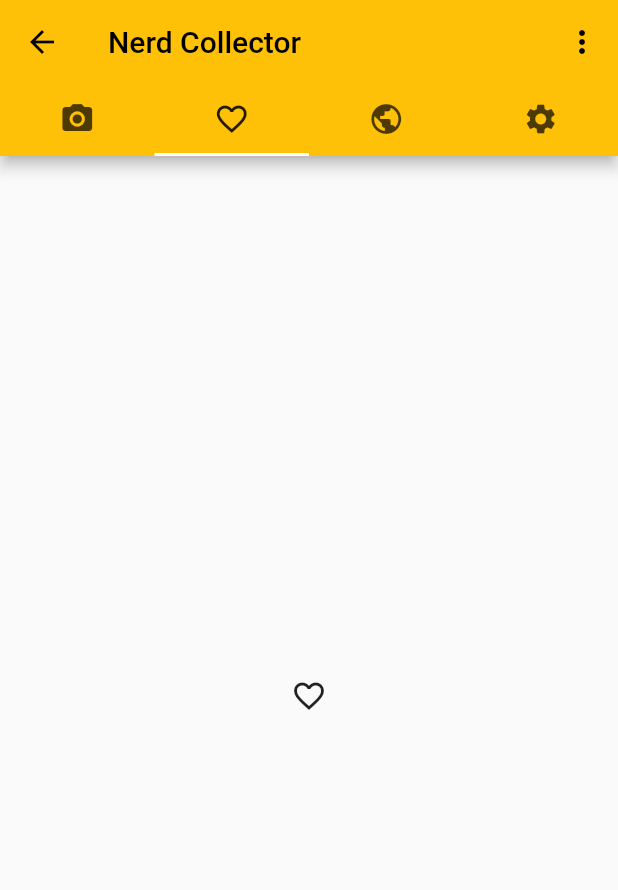
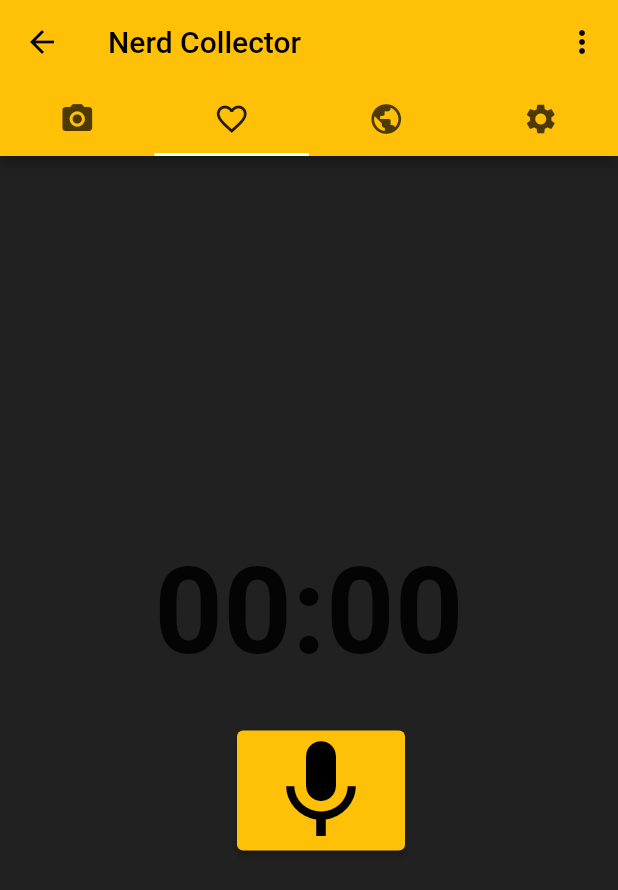
Before and after one commit to moon-home/nerd-collector, a Flutter app: the HomeView screen opened by its route, tab 2 chosen, on a phone screen of 412 x 824 dp. Shown: the top 890 px of the screen. Run offline on Flutter 3.47's test engine with Material 2 defaults, Android fonts, the phone set to English and light mode, and no system bars; our stand-ins replace firebase_auth, firebase_core, image_picker, permission_handler; missing offline and left inert: flutter_sound; accounts and stored records are empty; network calls fail.

Commit message:
recorder is working

```diff
--- /dev/null
+++ b/lib/views/audio_view.dart
@@ -0,0 +1,126 @@
+import 'dart:io';
+import 'package:flutter/material.dart';
+import 'package:flutter_sound/flutter_sound.dart';
+import 'package:permission_handler/permission_handler.dart';
+import 'package:nerdcollector/widgets/timer_widget.dart';
+
+class AudioView extends StatefulWidget {
+  const AudioView({Key? key}) : super(key: key);
+  @override
+  _AudioViewState createState() => _AudioViewState();
+}
+
+class _AudioViewState extends State<AudioView> {
+  final timerController = TimerController();
+  final recorder = FlutterSoundRecorder();
+  bool isRecorderReady = false;
+  @override
+  void initState() {
+    super.initState();
+    initRecorder();
+  }
+
+  @override
+  void dispose() {
+    recorder.closeRecorder();
+    super.dispose();
+  }
+
+  Future initRecorder() async {
+    final status = await Permission.microphone.request();
+    if (status == PermissionStatus.granted) {
+      await recorder.openRecorder();
+      isRecorderReady = true;
+      recorder.setSubscriptionDuration(
+        const Duration(milliseconds: 500),
+      );
+    }
+  }
+
+  Future record() async {
+    if (!isRecorderReady) return;
+    if (recorder.isPaused) {
+      await recorder.resumeRecorder();
+    } else {
+      await recorder.startRecorder(toFile: 'audio');
+    }
+    timerController.startTimer();
+  }
+
+  Future stop() async {
+    if (!isRecorderReady) return;
+    final path = await recorder.stopRecorder();
+    final audioFile = File(path!);
+    print('Recorded audio: $audioFile');
+    timerController.resetTimer();
+  }
+
+  Future pause() async {
+    if (!isRecorderReady) return;
+    await recorder.pauseRecorder();
+    timerController.pauseTimer();
+  }
+
+  @override
+  Widget build(BuildContext context) => Scaffold(
+        backgroundColor: Colors.grey.shade900,
+        body: Center(
+          child: Column(
+            mainAxisAlignment: MainAxisAlignment.center,
+            children: [
+              TimerWidget(controller: timerController),
+              /*StreamBuilder<RecordingDisposition>(
+                stream: recorder.onProgress,
+                builder: (context, snapshot) {
+                  final duration = snapshot.hasData
+                      ? snapshot.data!.duration
+                      : Duration.zero;
+                  // return Text('${duration.inSeconds} s');
+                  String twoDigits(int n) => n.toString().padLeft(2, '0');
+                  final twoDigitMinutes =
+                      twoDigits(duration.inMinutes.remainder(60));
+                  final twoDigitSeconds =
+                      twoDigits(duration.inSeconds.remainder(60));
+                  return Text(
+                    '$twoDigitMinutes:$twoDigitSeconds',
+                    style: const TextStyle(
+                      fontSize: 80,
+                      fontWeight: FontWeight.bold,
+                    ),
+                  );
+                },
+              ),*/
+              const SizedBox(height: 32),
+              Row(
+                mainAxisAlignment: MainAxisAlignment.center,
+                children: [
+                  if (recorder.isRecording)
+                    ElevatedButton(
+                      child: const Icon(Icons.stop, size: 80),
+                      onPressed: () async {
+                        await stop();
+                        setState(() {});
+                      },
+                    ),
+                  const SizedBox(width: 16),
+                  ElevatedButton(
+                    child: Icon(
+                      recorder.isRecording ? Icons.pause : Icons.mic,
+                      size: 80,
+                    ),
+                    onPressed: () async {
+                      if (recorder.isRecording) {
+                        await pause();
+                      } else {
+                        await record();
+                      }
+                      setState(() {});
+                    },
+                  ),
+                ],
+              ),
+            ],
+          ),
+        ),
+      );
+}
--- a/lib/views/home_view.dart
+++ b/lib/views/home_view.dart
@@ -5,6 +5,7 @@
 import 'dart:developer' as devtools show log;
 
 import 'package:nerdcollector/views/camera_view.dart';
+import 'package:nerdcollector/views/audio_view.dart';
 
 class HomeView extends StatefulWidget {
   const HomeView({super.key});
@@ -64,7 +65,8 @@
         body: const TabBarView(
           children: [
             CameraView(),
-            Icon(Icons.favorite_border_outlined),
+            AudioView(),
+            // Icon(Icons.favorite_border_outlined),
             Icon(Icons.public),
             Icon(Icons.settings),
           ],
--- /dev/null
+++ b/lib/widgets/timer_widget.dart
@@ -0,0 +1,98 @@
+import 'dart:async';
+
+import 'package:flutter/material.dart';
+
+enum Time { start, pause, reset }
+
+class TimerController extends ValueNotifier<Time> {
+  TimerController({Time time = Time.reset}) : super(time);
+
+  void startTimer() => value = Time.start;
+
+  void pauseTimer() => value = Time.pause;
+
+  void resetTimer() => value = Time.reset;
+}
+
+class TimerWidget extends StatefulWidget {
+  final TimerController controller;
+
+  const TimerWidget({
+    Key? key,
+    required this.controller,
+  }) : super(key: key);
+
+  @override
+  _TimerWidgetState createState() => _TimerWidgetState();
+}
+
+class _TimerWidgetState extends State<TimerWidget> {
+  Duration duration = const Duration();
+
+  Timer? timer;
+
+  @override
+  void initState() {
+    super.initState();
+
+    widget.controller.addListener(() {
+      switch (widget.controller.value) {
+        case Time.start:
+          startTimer();
+          break;
+        case Time.pause:
+          stopTimer();
+          break;
+        case Time.reset:
+          reset();
+          stopTimer();
+          break;
+      }
+    });
+  }
+
+  void reset() => setState(() => duration = const Duration());
+
+  void addTime() {
+    const addSeconds = 1;
+
+    setState(() {
+      final seconds = duration.inSeconds + addSeconds;
+
+      if (seconds < 0) {
+        timer?.cancel();
+      } else {
+        duration = Duration(seconds: seconds);
+      }
+    });
+  }
+
+  void startTimer({bool resets = true}) {
+    if (!mounted) return;
+
+    timer = Timer.periodic(const Duration(seconds: 1), (_) => addTime());
+  }
+
+  void stopTimer() {
+    if (!mounted) return;
+
+    setState(() => timer?.cancel());
+  }
+
+  @override
+  Widget build(BuildContext context) => Center(child: buildTime());
+
+  Widget buildTime() {
+    String twoDigits(int n) => n.toString().padLeft(2, "0");
+    final twoDigitMinutes = twoDigits(duration.inMinutes.remainder(60));
+    final twoDigitSeconds = twoDigits(duration.inSeconds.remainder(60));
+
+    return Text(
+      '$twoDigitMinutes:$twoDigitSeconds',
+      style: const TextStyle(
+        fontSize: 80,
+        fontWeight: FontWeight.bold,
+      ),
+    );
+  }
+}
--- a/pubspec.yaml
+++ b/pubspec.yaml
@@ -38,6 +38,8 @@
   image_picker: ^0.8.6
   path_provider: ^2.0.11
   path: ^1.8.2
+  flutter_sound: ^9.1.9
+  permission_handler: ^9.2.0
 
 dev_dependencies:
   flutter_test:
```
Also changed, not shown: pubspec.lock, 3 other files.
